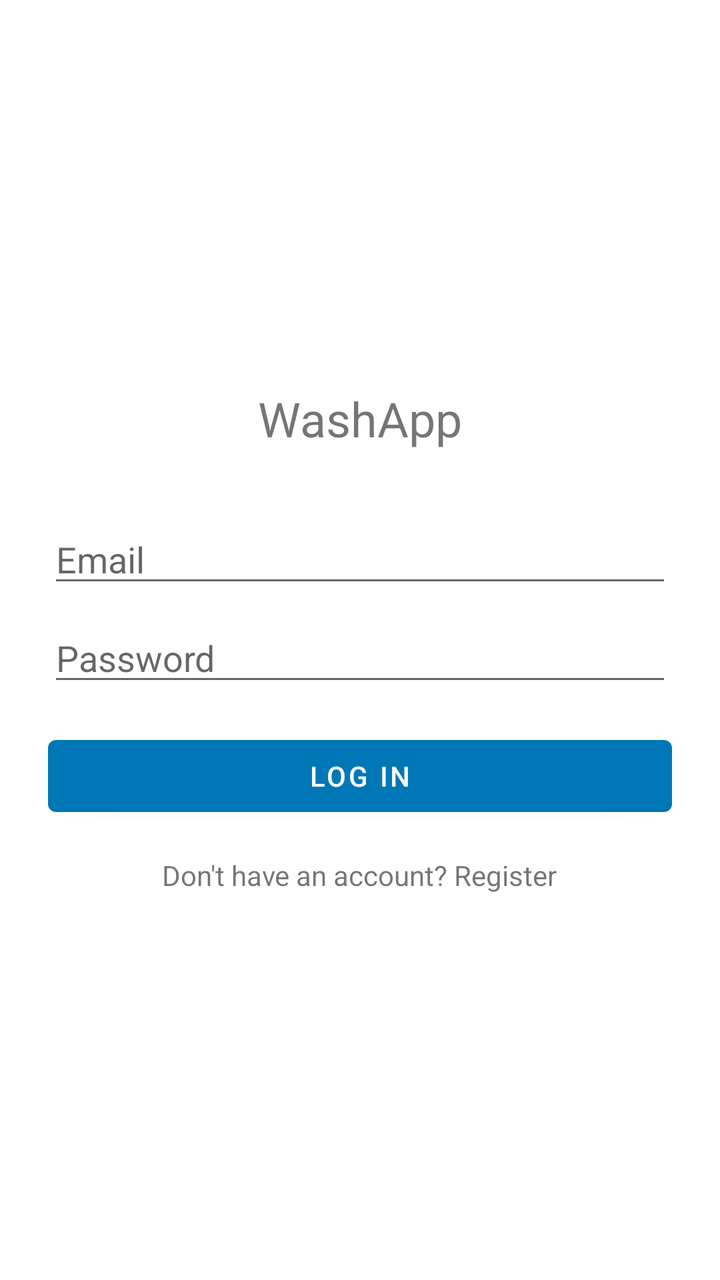
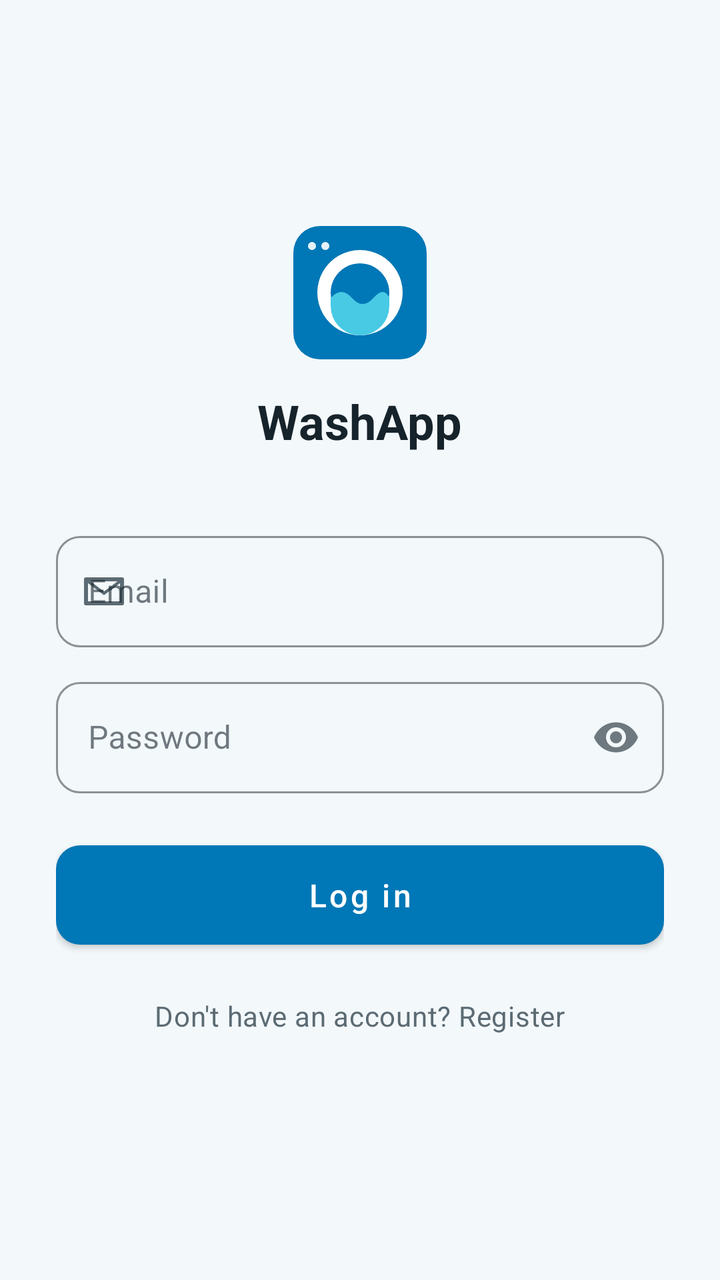

Two renders of the same Android screen: before a commit and after it. Below are the layout's source before the change and the commit's diff.
<!-- AndroidManifest.xml: application theme Theme.WashApp -->
<!-- res/layout/activity_login.xml -->
<?xml version="1.0" encoding="utf-8"?>
<LinearLayout xmlns:android="http://schemas.android.com/apk/res/android"
    android:layout_width="match_parent"
    android:layout_height="match_parent"
    android:orientation="vertical"
    android:padding="24dp"
    android:gravity="center">

    <TextView
        android:layout_width="wrap_content"
        android:layout_height="wrap_content"
        android:text="@string/app_name"
        android:textSize="24sp"
        android:layout_marginBottom="32dp" />

    <EditText
        android:id="@+id/emailInput"
        android:layout_width="match_parent"
        android:layout_height="wrap_content"
        android:hint="@string/hint_email"
        android:inputType="textEmailAddress" />

    <EditText
        android:id="@+id/passwordInput"
        android:layout_width="match_parent"
        android:layout_height="wrap_content"
        android:hint="@string/hint_password"
        android:inputType="textPassword"
        android:layout_marginTop="8dp" />

    <Button
        android:id="@+id/loginButton"
        android:layout_width="match_parent"
        android:layout_height="wrap_content"
        android:text="@string/action_login"
        android:layout_marginTop="16dp" />

    <TextView
        android:id="@+id/goToRegister"
        android:layout_width="wrap_content"
        android:layout_height="wrap_content"
        android:text="@string/action_go_to_register"
        android:layout_marginTop="16dp"
        android:clickable="true"
        android:focusable="true" />

</LinearLayout>
<!-- resources referenced by this layout -->
<resources>
  <style name="Theme.WashApp" parent="Theme.MaterialComponents.DayNight.NoActionBar">
          <item name="colorPrimary">@color/washapp_primary</item>
          <item name="colorPrimaryDark">@color/washapp_primary_dark</item>
          <item name="colorAccent">@color/washapp_accent</item>
          <item name="android:windowBackground">@color/washapp_background</item>
      </style>
  <color name="washapp_accent">#48CAE4</color>
  <color name="washapp_background">#FFFFFF</color>
  <!-- unchanged entries left out for length: 7 -->
</resources>

<!-- the commit's change to res/layout/activity_login.xml (unified diff, before → after) -->
@@ -1,47 +1,78 @@
 <?xml version="1.0" encoding="utf-8"?>
-<LinearLayout xmlns:android="http://schemas.android.com/apk/res/android"
+<ScrollView xmlns:android="http://schemas.android.com/apk/res/android"
+    xmlns:app="http://schemas.android.com/apk/res-auto"
     android:layout_width="match_parent"
     android:layout_height="match_parent"
-    android:orientation="vertical"
-    android:padding="24dp"
-    android:gravity="center">
+    android:fillViewport="true">
 
-    <TextView
-        android:layout_width="wrap_content"
-        android:layout_height="wrap_content"
-        android:text="@string/app_name"
-        android:textSize="24sp"
-        android:layout_marginBottom="32dp" />
-
-    <EditText
-        android:id="@+id/emailInput"
+    <LinearLayout
         android:layout_width="match_parent"
         android:layout_height="wrap_content"
-        android:hint="@string/hint_email"
-        android:inputType="textEmailAddress" />
+        android:orientation="vertical"
+        android:padding="28dp"
+        android:gravity="center">
 
-    <EditText
-        android:id="@+id/passwordInput"
-        android:layout_width="match_parent"
-        android:layout_height="wrap_content"
-        android:hint="@string/hint_password"
-        android:inputType="textPassword"
-        android:layout_marginTop="8dp" />
+        <ImageView
+            android:layout_width="72dp"
+            android:layout_height="72dp"
+            android:src="@drawable/ic_launcher"
+            android:contentDescription="@null"
+            android:layout_marginBottom="12dp" />
 
-    <Button
-        android:id="@+id/loginButton"
-        android:layout_width="match_parent"
-        android:layout_height="wrap_content"
-        android:text="@string/action_login"
-        android:layout_marginTop="16dp" />
+        <TextView
+            android:layout_width="wrap_content"
+            android:layout_height="wrap_content"
+            android:text="@string/app_name"
+            android:textAppearance="@style/TextAppearance.WashApp.Headline"
+            android:layout_marginBottom="36dp" />
 
-    <TextView
-        android:id="@+id/goToRegister"
-        android:layout_width="wrap_content"
-        android:layout_height="wrap_content"
-        android:text="@string/action_go_to_register"
-        android:layout_marginTop="16dp"
-        android:clickable="true"
-        android:focusable="true" />
+        <com.google.android.material.textfield.TextInputLayout
+            android:layout_width="match_parent"
+            android:layout_height="wrap_content"
+            android:hint="@string/hint_email"
+            app:startIconDrawable="@drawable/ic_email"
+            app:startIconTint="@color/washapp_on_surface_variant">
 
-</LinearLayout>
+            <com.google.android.material.textfield.TextInputEditText
+                android:id="@+id/emailInput"
+                android:layout_width="match_parent"
+                android:layout_height="wrap_content"
+                android:inputType="textEmailAddress" />
+        </com.google.android.material.textfield.TextInputLayout>
+
+        <com.google.android.material.textfield.TextInputLayout
+            android:layout_width="match_parent"
+            android:layout_height="wrap_content"
+            android:layout_marginTop="12dp"
+            android:hint="@string/hint_password"
+            app:endIconMode="password_toggle">
+
+            <com.google.android.material.textfield.TextInputEditText
+                android:id="@+id/passwordInput"
+                android:layout_width="match_parent"
+                android:layout_height="wrap_content"
+                android:inputType="textPassword" />
+        </com.google.android.material.textfield.TextInputLayout>
+
+        <com.google.android.material.button.MaterialButton
+            android:id="@+id/loginButton"
+            android:layout_width="match_parent"
+            android:layout_height="wrap_content"
+            android:text="@string/action_login"
+            android:layout_marginTop="20dp" />
+
+        <TextView
+            android:id="@+id/goToRegister"
+            android:layout_width="wrap_content"
+            android:layout_height="wrap_content"
+            android:text="@string/action_go_to_register"
+            android:textAppearance="@style/TextAppearance.WashApp.Body"
+            android:padding="12dp"
+            android:layout_marginTop="8dp"
+            android:clickable="true"
+            android:focusable="true"
+            android:background="?attr/selectableItemBackground" />
+
+    </LinearLayout>
+
+</ScrollView>
<!-- resource entries referenced after the edit -->
@@ -1,13 +1,101 @@
 <!-- resources referenced by this layout -->
 <resources>
+  <color name="washapp_on_surface_variant">#5C6B73</color>
+  <!-- drawable ic_email (drawable) -->
+  <?xml version="1.0" encoding="utf-8"?>
+  <vector xmlns:android="http://schemas.android.com/apk/res/android"
+      android:width="24dp"
+      android:height="24dp"
+      android:viewportWidth="24"
+      android:viewportHeight="24"
+      android:tint="?attr/colorControlNormal">
+      <path
+          android:fillColor="#FF000000"
+          android:fillType="evenOdd"
+          android:pathData="M3,5 L21,5 A1,1 0 0 1 22,6 L22,18 A1,1 0 0 1 21,19 L3,19 A1,1 0 0 1 2,18 L2,6 A1,1 0 0 1 3,5 Z M4,7 L4,17 L20,17 L20,7 Z" />
+      <path
+          android:strokeColor="#FF000000"
+          android:strokeWidth="1.5"
+          android:pathData="M4,7L12,13L20,7" />
+  </vector>
+  <!-- drawable ic_launcher (drawable) -->
+  <?xml version="1.0" encoding="utf-8"?>
+  <vector xmlns:android="http://schemas.android.com/apk/res/android"
+      android:width="108dp"
+      android:height="108dp"
+      android:viewportWidth="108"
+      android:viewportHeight="108">
+  
+      
+      <path
+          android:fillColor="#0077B6"
+          android:pathData="M24,4 L84,4 A20,20 0 0 1 104,24 L104,84 A20,20 0 0 1 84,104 L24,104 A20,20 0 0 1 4,84 L4,24 A20,20 0 0 1 24,4 Z" />
+  
+      
+      <path
+          android:fillColor="#FFFFFF"
+          android:fillAlpha="0.9"
+          android:pathData="M18,16 A3,3 0 1 1 17.99,16 Z" />
+      <path
+          android:fillColor="#FFFFFF"
+          android:fillAlpha="0.9"
+          android:pathData="M28,16 A3,3 0 1 1 27.99,16 Z" />
+  
+      
+      <path
+          android:fillColor="#FFFFFF"
+          android:pathData="M54,22 A32,32 0 1 1 53.99,22 Z" />
+  
+      
+      <path
+          android:fillColor="#0077B6"
+          android:pathData="M54,32 A22,22 0 1 1 53.99,32 Z" />
+  
+      
+      <path
+          android:fillColor="#48CAE4"
+          android:pathData="M32,58 Q40,49 48,58 T64,58 T76,58 L76,64 A22,22 0 0 1 32,64 Z" />
+  </vector>
+  <style name="TextAppearance.WashApp.Body" parent="TextAppearance.MaterialComponents.Body2">
+          <item name="android:textColor">@color/washapp_on_surface_variant</item>
+      </style>
+  <style name="TextAppearance.WashApp.Headline" parent="TextAppearance.MaterialComponents.Headline5">
+          <item name="android:textColor">@color/washapp_on_surface</item>
+          <item name="android:textStyle">bold</item>
+      </style>
   <style name="Theme.WashApp" parent="Theme.MaterialComponents.DayNight.NoActionBar">
           <item name="colorPrimary">@color/washapp_primary</item>
           <item name="colorPrimaryDark">@color/washapp_primary_dark</item>
           <item name="colorAccent">@color/washapp_accent</item>
+          <item name="colorOnPrimary">@color/washapp_on_primary</item>
+          <item name="colorSurface">@color/washapp_surface</item>
+          <item name="colorOnSurface">@color/washapp_on_surface</item>
+          <item name="colorError">@color/washapp_error</item>
           <item name="android:windowBackground">@color/washapp_background</item>
+          <item name="materialButtonStyle">@style/Widget.WashApp.Button</item>
+          <item name="textInputStyle">@style/Widget.WashApp.TextInputLayout</item>
       </style>
-  <color name="washapp_accent">#48CAE4</color>
-  <color name="washapp_background">#FFFFFF</color>
+  <color name="washapp_on_surface">#16232B</color>
+  <color name="washapp_accent">#00B4D8</color>
+  <color name="washapp_on_primary">#FFFFFF</color>
+  <color name="washapp_surface">#FFFFFF</color>
+  <color name="washapp_error">#BA1A1A</color>
+  <color name="washapp_background">#F3F8FB</color>
+  <style name="Widget.WashApp.Button" parent="Widget.MaterialComponents.Button">
+          <item name="cornerRadius">12dp</item>
+          <item name="android:textAllCaps">false</item>
+          <item name="android:textSize">16sp</item>
+          <item name="android:paddingTop">14dp</item>
+          <item name="android:paddingBottom">14dp</item>
+      </style>
+  <style name="Widget.WashApp.TextInputLayout" parent="Widget.MaterialComponents.TextInputLayout.OutlinedBox">
+          <item name="boxCornerRadiusTopStart">12dp</item>
+          <item name="boxCornerRadiusTopEnd">12dp</item>
+          <item name="boxCornerRadiusBottomStart">12dp</item>
+          <item name="boxCornerRadiusBottomEnd">12dp</item>
+          <item name="boxStrokeColor">@color/washapp_primary</item>
+          <item name="hintTextColor">@color/washapp_primary</item>
+      </style>
   <!-- unchanged entries left out for length: 7 -->
 </resources>
 
